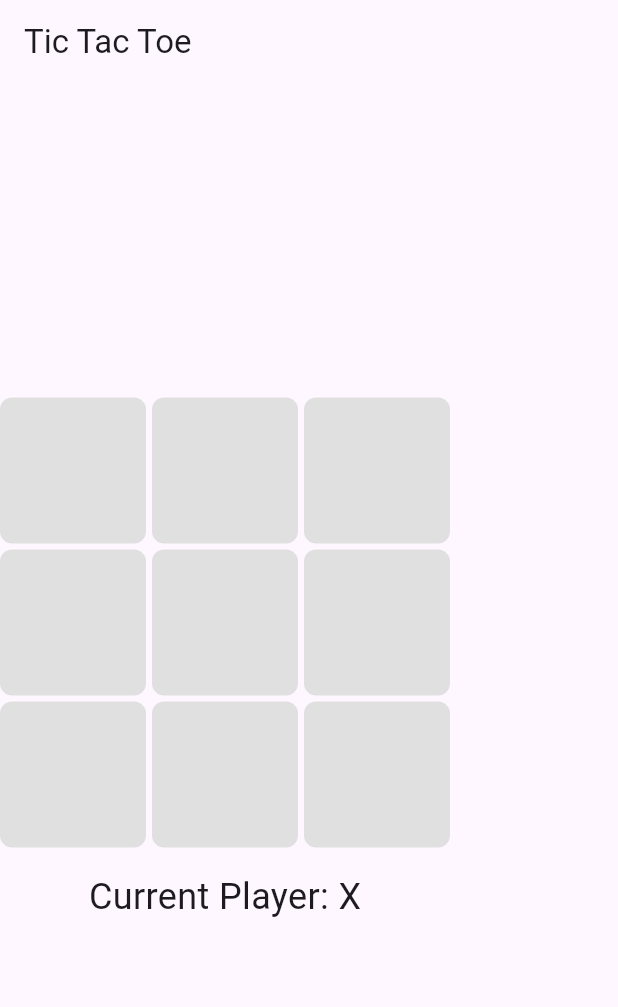
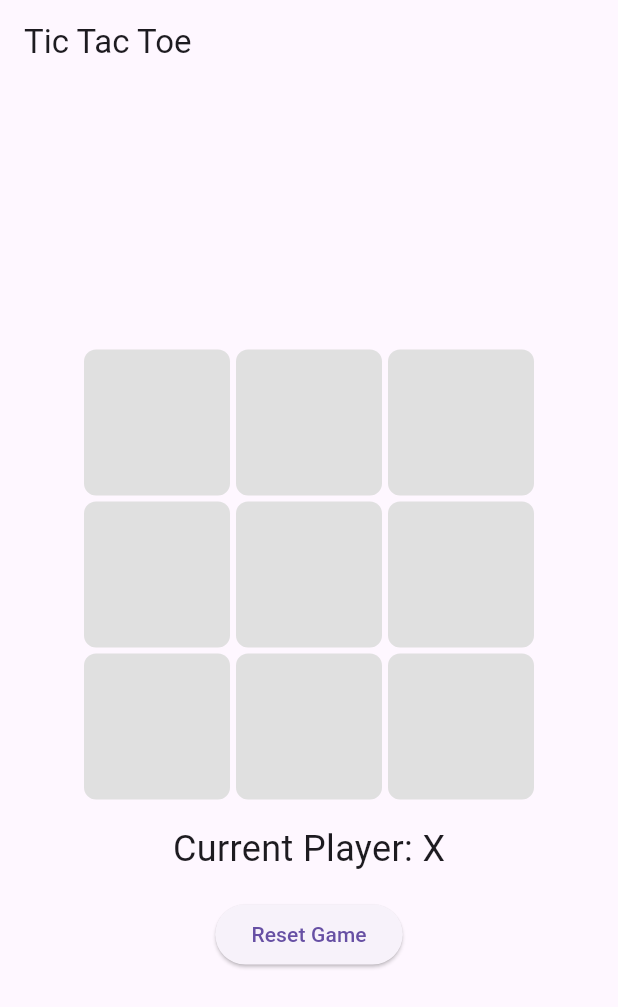
Before and after one commit to munesh-adabala/tictactoe_game, a Flutter app: the screen it shows after launch, on a phone screen of 412 x 824 dp. Shown: the top 1007 px of the screen. Run offline on Flutter 3.47's test engine with Material 3 defaults, Android fonts, the phone set to English and light mode, and no system bars.

```diff
--- a/lib/ui/game_ui.dart
+++ b/lib/ui/game_ui.dart
@@ -10,7 +10,7 @@ class TicTacToeGame extends StatelessWidget {
   Widget build(BuildContext context) {
     return Scaffold(
       appBar: AppBar(
-        title: Text('Tic Tac Toe'),
+        title: const Text('Tic Tac Toe'),
       ),
       body: Consumer<TicTacToeViewModel>(
         builder: (context, viewModel, child) {
@@ -19,13 +19,15 @@ class TicTacToeGame extends StatelessWidget {
           return Column(
             mainAxisAlignment: MainAxisAlignment.center,
             children: [
-              Container(
+              Align(
+                child: Container(
+                  alignment: FractionalOffset.center,
                   width: 300,
                   height: 300,
                   child: Stack(
                     children: [
                       GridView.builder(
-                      gridDelegate: SliverGridDelegateWithFixedCrossAxisCount(
+                        gridDelegate: const SliverGridDelegateWithFixedCrossAxisCount(
                           crossAxisCount: 3,
                           childAspectRatio: 1.0,
                           crossAxisSpacing: 4.0,
@@ -46,16 +48,22 @@ class TicTacToeGame extends StatelessWidget {
                     ],
                   ),
                 ),
-              SizedBox(height: 16),
+              ),
+              const SizedBox(height: 16),
               if (gameState.winner != null)
                 Text(
                   'Winner: ${gameState.winner}',
-                  style: TextStyle(fontSize: 24),
+                  style: const TextStyle(fontSize: 24),
                 )
               else
                 Text(
                   'Current Player: ${gameState.currentPlayer}',
-                  style: TextStyle(fontSize: 24),
+                  style: const TextStyle(fontSize: 24),
+                ),
+              const SizedBox(height: 16),
+              ElevatedButton(
+                onPressed: () => viewModel.resetGame(),
+                child: Text('Reset Game'),
               ),
             ],
           );
@@ -69,7 +77,7 @@ class TicTacToeCell extends StatelessWidget {
   final String symbol;
   final VoidCallback onTap;
 
-  const TicTacToeCell({required this.symbol, required this.onTap});
+  const TicTacToeCell({super.key, required this.symbol, required this.onTap});
 
   @override
   Widget build(BuildContext context) {
--- a/lib/viewmodel.dart
+++ b/lib/viewmodel.dart
@@ -42,18 +42,28 @@ class TicTacToeViewModel extends ChangeNotifier {
       newBoard[row][col] = _gameState.currentPlayer;
       final nextPlayer = _gameState.currentPlayer == "X" ? "O" : "X";
 
+      _gameState.board = newBoard;
+      notifyListeners();
+
       final winnerResult = _checkWinner(newBoard);
       if (winnerResult != null) {
         _gameState.winner = _gameState.currentPlayer;
         _gameState.winningLine = winnerResult;
       } else {
         _gameState.currentPlayer = nextPlayer;
-        _gameState.board = newBoard;
       }
 
       await _writeGameStateToFile(_gameState);
       notifyListeners();
     }
+  }
+
+  void resetGame() {
+    _gameState = GameState(
+      board: List.generate(3, (_) => List.generate(3, (_) => "")),
+      currentPlayer: "X",
+    );
+    notifyListeners();
   }
 
   List<int>? _checkWinner(List<List<String>> board) {
```
Lines whose indentation alone changed are shown as unchanged.
